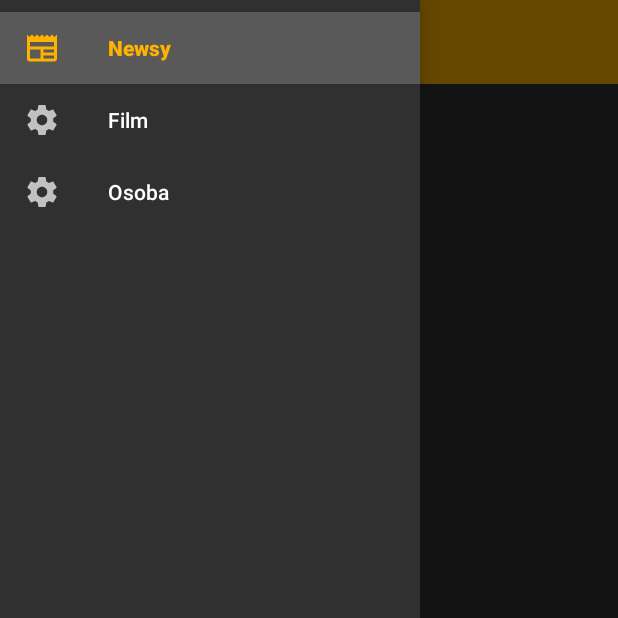
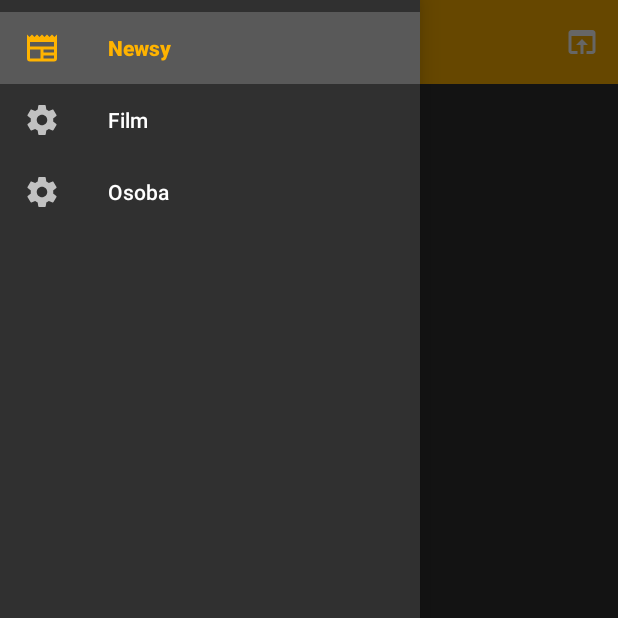
Before and after one commit to mklkj/filmowy, an Android app: the fragment ArticleFragment placed in its activity, with the side drawer open, on a phone screen of 412 x 824 dp, the top half of it. Run offline under Robolectric (Android 15) with nearby library versions, the phone set to English and light mode, and no system bars; our stand-ins replace Dagger/Hilt's generated code, RxJava, Timber, navigation-ui, paging; libraries missing offline, so code that uses them is left out: androidx.paging; network calls fail; 25 statements that could not run were skipped.

Commit message:
Add open in browser button in article

```diff
--- a/app/src/main/java/io/github/mklkj/filmowy/ui/article/ArticleFragment.kt
+++ b/app/src/main/java/io/github/mklkj/filmowy/ui/article/ArticleFragment.kt
@@ -1,9 +1,9 @@
 package io.github.mklkj.filmowy.ui.article
 
+import android.content.Intent
+import android.net.Uri
 import android.os.Bundle
-import android.view.LayoutInflater
-import android.view.View
-import android.view.ViewGroup
+import android.view.*
 import androidx.databinding.DataBindingUtil
 import androidx.lifecycle.Observer
 import androidx.lifecycle.ViewModelProviders
@@ -32,6 +32,7 @@ class ArticleFragment : DaggerFragment() {
     }
 
     override fun onCreateView(inflater: LayoutInflater, container: ViewGroup?, savedInstanceState: Bundle?): View? {
+        setHasOptionsMenu(true)
         val binding = DataBindingUtil.inflate<FragmentArticleBinding>(inflater, R.layout.fragment_article, container, false).apply {
             lifecycleOwner = viewLifecycleOwner
             viewModel = vm
@@ -56,4 +57,20 @@ class ArticleFragment : DaggerFragment() {
 
         return binding.root
     }
+
+    override fun onCreateOptionsMenu(menu: Menu, inflater: MenuInflater) {
+        super.onCreateOptionsMenu(menu, inflater)
+        inflater.inflate(R.menu.article, menu)
+    }
+
+    override fun onOptionsItemSelected(item: MenuItem): Boolean {
+        return when(item.itemId) {
+            R.id.article_open_in_browser -> {
+                startActivity(Intent(Intent.ACTION_VIEW, Uri.parse("https://m.filmweb.pl/news/-${(args.article as NewsLead).id}")))
+                true
+            }
+            else -> false
+        }
+
+    }
 }
--- /dev/null
+++ b/app/src/main/res/drawable/ic_open_in_browser.xml
@@ -0,0 +1,5 @@
+<vector android:height="24dp" android:tint="#FFFFFF"
+    android:viewportHeight="24.0" android:viewportWidth="24.0"
+    android:width="24dp" xmlns:android="http://schemas.android.com/apk/res/android">
+    <path android:fillColor="#FF000000" android:pathData="M19,4L5,4c-1.11,0 -2,0.9 -2,2v12c0,1.1 0.89,2 2,2h4v-2L5,18L5,8h14v10h-4v2h4c1.1,0 2,-0.9 2,-2L21,6c0,-1.1 -0.89,-2 -2,-2zM12,10l-4,4h3v6h2v-6h3l-4,-4z"/>
+</vector>
--- /dev/null
+++ b/app/src/main/res/menu/article.xml
@@ -0,0 +1,11 @@
+<?xml version="1.0" encoding="utf-8"?>
+<menu xmlns:android="http://schemas.android.com/apk/res/android"
+    xmlns:app="http://schemas.android.com/apk/res-auto">
+
+    <item
+        android:id="@+id/article_open_in_browser"
+        android:title="@string/open_in_browser"
+        android:icon="@drawable/ic_open_in_browser"
+        app:showAsAction="always" />
+
+</menu>
--- a/app/src/main/res/values/strings.xml
+++ b/app/src/main/res/values/strings.xml
@@ -3,4 +3,5 @@
 
     <string name="news_title">Newsy</string>
     <string name="retry">Ponów</string>
+    <string name="open_in_browser">Otwórz w przeglądarce</string>
 </resources>
```
